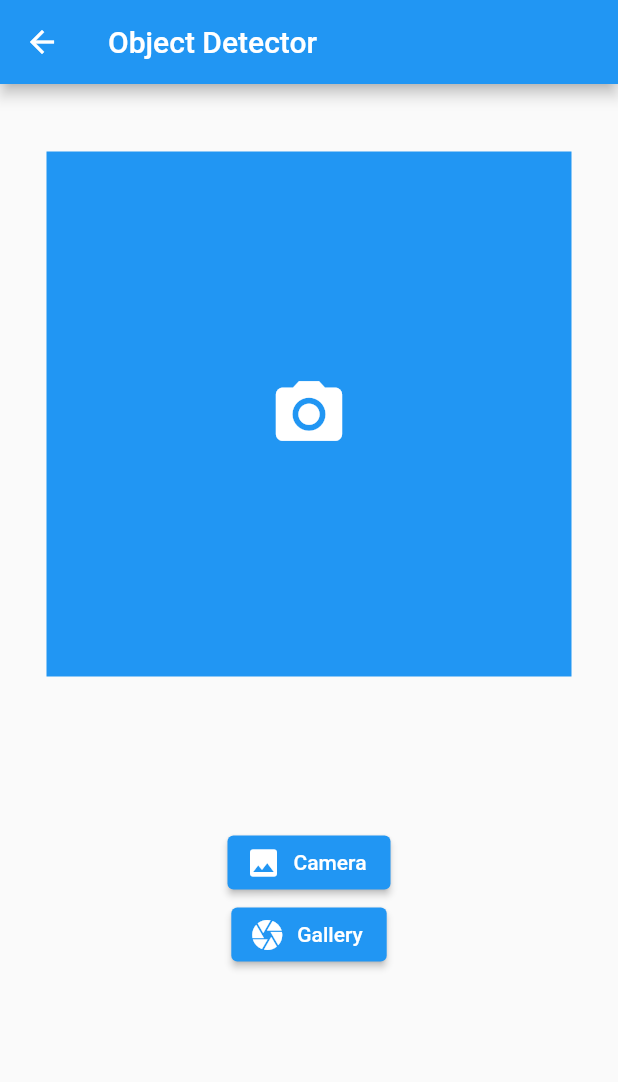
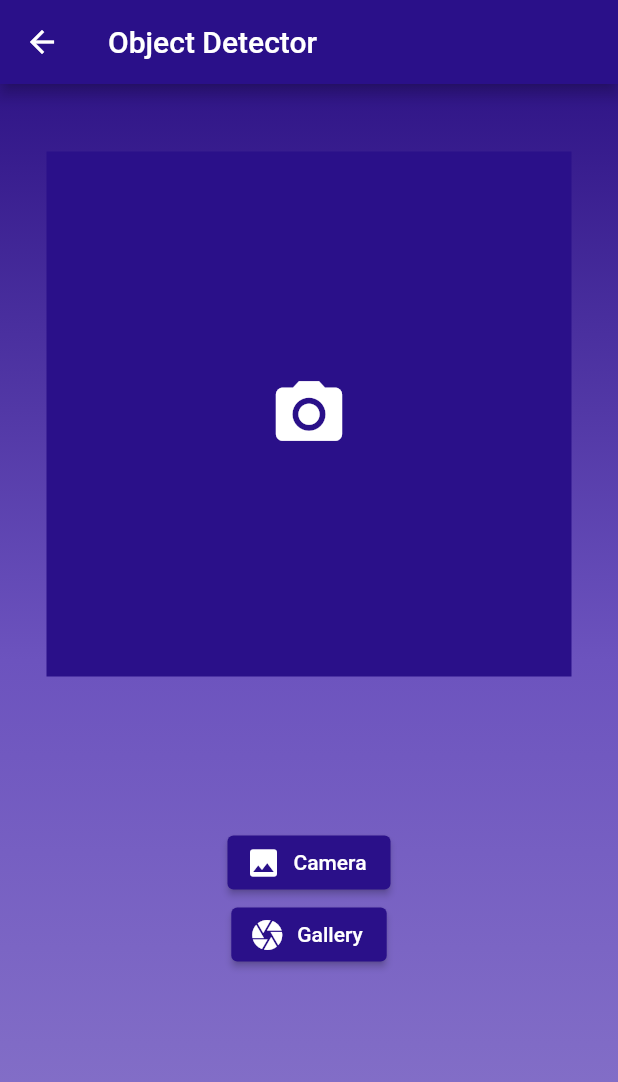
Before and after one commit to shibinnvc/object_detector_app, a Flutter app: the screen it shows after launch, after a tap on "Gallery/Camera", on a phone screen of 412 x 824 dp. Shown: the top 1082 px of the screen. Run offline on Flutter 3.47's test engine with Material 2 defaults, Android fonts, the phone set to English and light mode, and no system bars; our stand-ins replace camera, image_picker; missing offline and left inert: google_mlkit_object_detection.

Commit message:
color changed

```diff
--- a/lib/home_page.dart
+++ b/lib/home_page.dart
@@ -1,6 +1,16 @@
 import 'package:flutter/material.dart';
-import '/modules/live_camera.dart';
-import 'modules/gallery_camera.dart';
+import 'screens/live_camera.dart';
+import 'screens/gallery_camera.dart';
+
+const gradient = LinearGradient(
+  colors: [
+    Color.fromARGB(255, 48, 21, 135),
+    Color.fromARGB(255, 108, 83, 190),
+    Color.fromARGB(255, 138, 119, 202)
+  ],
+  begin: Alignment.topCenter,
+  end: Alignment.bottomCenter,
+);
 
 class MyHomePage extends StatelessWidget {
   const MyHomePage({Key? key}) : super(key: key);
@@ -8,34 +18,42 @@ class MyHomePage extends StatelessWidget {
   Widget build(BuildContext context) {
     return Scaffold(
         appBar: AppBar(
-          backgroundColor: const Color.fromARGB(255, 29, 54, 42),
+          backgroundColor: const Color.fromARGB(255, 42, 16, 137),
           title: const Text("Object Detector App"),
           centerTitle: true,
         ),
-        body: Center(
+        body: Container(
+          decoration: const BoxDecoration(
+            gradient: gradient,
+          ),
+          child: const Center(
             child: Column(
               mainAxisAlignment: MainAxisAlignment.center,
               children: [
-              SizedBox(
-                width: 200,
-                height: 60,
-                child: ElevatedButton.icon(
-                  icon: const Icon(Icons.live_tv_outlined),
-                  label: const Text('Live Camera'),
-                  onPressed: () {
-                    Navigator.push(
-                        context,
-                        MaterialPageRoute(
-                            builder: (context) => const LiveCamera()));
-                  },
+                LiveCameraButton(),
+                SizedBox(height: 10),
+                GalleryCameraButton()
+              ],
             ),
           ),
-              const SizedBox(height: 10),
-              SizedBox(
+        ));
+  }
+}
+
+class GalleryCameraButton extends StatelessWidget {
+  const GalleryCameraButton({
+    super.key,
+  });
+
+  @override
+  Widget build(BuildContext context) {
+    return SizedBox(
       width: 200,
       height: 60,
       child: ElevatedButton.icon(
         icon: const Icon(Icons.camera),
+        style: ElevatedButton.styleFrom(
+            backgroundColor: const Color.fromARGB(255, 42, 16, 137)),
         label: const Text('Gallery/Camera'),
         onPressed: () {
           Navigator.push(
@@ -44,9 +62,30 @@ class MyHomePage extends StatelessWidget {
                   builder: (context) => const GalleryAndCamera()));
         },
       ),
-              )
-            ],
-          ),
-        ));
+    );
   }
 }
+
+class LiveCameraButton extends StatelessWidget {
+  const LiveCameraButton({
+    super.key,
+  });
+
+  @override
+  Widget build(BuildContext context) {
+    return SizedBox(
+      width: 200,
+      height: 60,
+      child: ElevatedButton.icon(
+        style: ElevatedButton.styleFrom(
+            backgroundColor: const Color.fromARGB(255, 42, 16, 137)),
+        icon: const Icon(Icons.live_tv_outlined),
+        label: const Text('Live Camera'),
+        onPressed: () {
+          Navigator.push(context,
+              MaterialPageRoute(builder: (context) => const LiveCamera()));
+        },
+      ),
+    );
+  }
+}
--- a/lib/main.dart
+++ b/lib/main.dart
@@ -8,5 +8,8 @@ late List<CameraDescription> cameras;
 Future<void> main() async {
   WidgetsFlutterBinding.ensureInitialized();
   cameras = await availableCameras();
-  runApp(const MaterialApp(home: MyHomePage()));
+  runApp(const MaterialApp(
+    debugShowCheckedModeBanner: false,
+    home: MyHomePage(),
+  ));
 }
--- a/lib/modules/gallery_camera.dart
+++ b/lib/screens/gallery_camera.dart
@@ -7,6 +7,7 @@ import 'package:google_mlkit_object_detection/google_mlkit_object_detection.dart
 import 'package:image_picker/image_picker.dart';
 import 'dart:ui' as ui;
 import 'package:path_provider/path_provider.dart';
+import '../home_page.dart';
 import '/widget/gallery_cam_object_painter.dart';
 
 class GalleryAndCamera extends StatefulWidget {
@@ -84,9 +85,14 @@ class _GalleryAndCameraState extends State<GalleryAndCamera> {
   Widget build(BuildContext context) {
     return Scaffold(
         appBar: AppBar(
+          backgroundColor: const Color.fromARGB(255, 42, 16, 137),
           title: const Text("Object Detector"),
         ),
-        body: ListView(
+        body: Container(
+          decoration: const BoxDecoration(
+            gradient: gradient,
+          ),
+          child: ListView(
             children: [
               Center(
                 child: Column(
@@ -100,7 +106,8 @@ class _GalleryAndCameraState extends State<GalleryAndCamera> {
                           top: 45,
                         ),
                         child: image != null
-                          ? ImageLabeledSection(image: image, objects: objects)
+                            ? ImageLabeledSection(
+                                image: image, objects: objects)
                             : const EmptySection(),
                       ),
                     ),
@@ -108,11 +115,17 @@ class _GalleryAndCameraState extends State<GalleryAndCamera> {
                       height: 100,
                     ),
                     ElevatedButton.icon(
+                      style: ElevatedButton.styleFrom(
+                          backgroundColor:
+                              const Color.fromARGB(255, 42, 16, 137)),
                       icon: const Icon(Icons.image),
                       label: const Text('Camera'),
                       onPressed: pickImage,
                     ),
                     ElevatedButton.icon(
+                        style: ElevatedButton.styleFrom(
+                            backgroundColor:
+                                const Color.fromARGB(255, 42, 16, 137)),
                         icon: const Icon(Icons.camera),
                         label: const Text('Gallery'),
                         onPressed: () => pickImage(cameraSource: false))
@@ -120,6 +133,7 @@ class _GalleryAndCameraState extends State<GalleryAndCamera> {
                 ),
               ),
             ],
+          ),
         ));
   }
 }
@@ -159,7 +173,7 @@ class EmptySection extends StatelessWidget {
   @override
   Widget build(BuildContext context) {
     return Container(
-      color: Colors.blue,
+      color: const Color.fromARGB(255, 42, 16, 137),
       width: double.infinity,
       height: 400,
       child: const Icon(
--- a/lib/modules/live_camera.dart
+++ b/lib/screens/live_camera.dart
@@ -110,7 +110,7 @@ class _LiveCameraState extends State<LiveCamera> {
     return inputImage;
   }
 
-  //Show rectangles around detected objects
+  //Here label rectangles around detected objects
   Widget buildResult() {
     if (_scanResults.isEmpty ||
         controller == null ||
@@ -163,7 +163,7 @@ class _LiveCameraState extends State<LiveCamera> {
     return Scaffold(
       appBar: AppBar(
         title: const Text("Object detector"),
-        backgroundColor: Colors.brown,
+        backgroundColor: const Color.fromARGB(255, 42, 16, 137),
       ),
       backgroundColor: Colors.black,
       body: Container(
--- a/lib/widget/gallery_cam_object_painter.dart
+++ b/lib/widget/gallery_cam_object_painter.dart
@@ -13,7 +13,7 @@ class GalleryCameraObjectPainter extends CustomPainter {
       canvas.drawImage(imageFile, Offset.zero, Paint());
     }
     Paint p = Paint();
-    p.color = Colors.red;
+    p.color = const Color.fromARGB(255, 42, 16, 137);
     p.style = PaintingStyle.stroke;
     p.strokeWidth = 10;
 
--- a/lib/widget/live_object_painter.dart
+++ b/lib/widget/live_object_painter.dart
@@ -15,7 +15,7 @@ class LiveObjectPainter extends CustomPainter {
     final Paint paint = Paint()
       ..style = PaintingStyle.stroke
       ..strokeWidth = 2.0
-      ..color = Colors.pinkAccent;
+      ..color = const Color.fromARGB(255, 42, 16, 137);
 
     for (DetectedObject detectedObject in objects) {
       canvas.drawRect(
@@ -30,7 +30,6 @@ class LiveObjectPainter extends CustomPainter {
 
       var list = detectedObject.labels;
       for (Label label in list) {
-        print("${label.text}   ${label.confidence.toStringAsFixed(2)}");
         TextSpan span = TextSpan(
             text: label.text,
             style: const TextStyle(fontSize: 25, color: Colors.blue));
```
Lines whose indentation alone changed are shown as unchanged.
